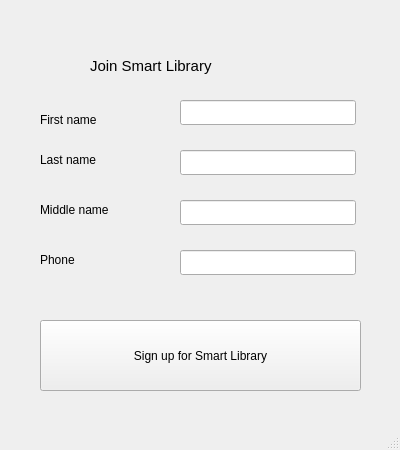
Old version of the form src/GUI/ui/SignupWin.ui in the repository itlab-vision/openvino-smart-library.
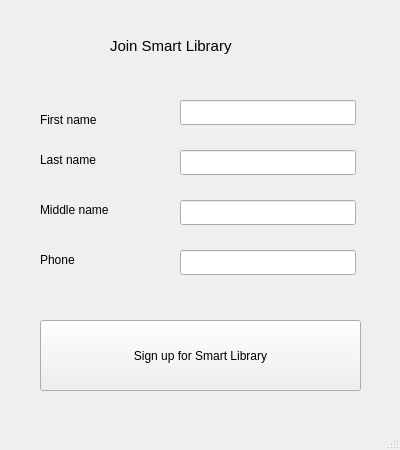
New version of the form.

The edit to the form file:
```diff
--- a/src/GUI/ui/SignupWin.ui
+++ b/src/GUI/ui/SignupWin.ui
@@ -131,8 +131,8 @@
    <widget class="QLabel" name="label_5">
     <property name="geometry">
      <rect>
-      <x>90</x>
-      <y>50</y>
+      <x>110</x>
+      <y>30</y>
       <width>201</width>
       <height>31</height>
      </rect>
```
